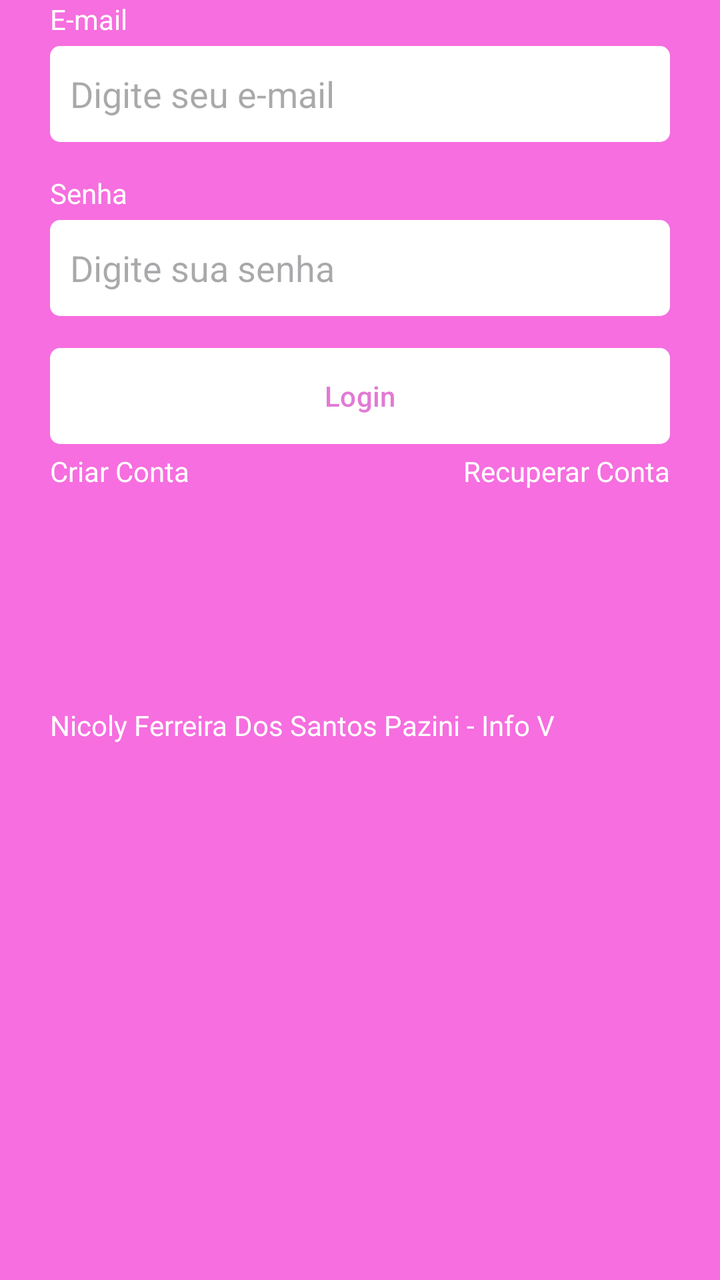
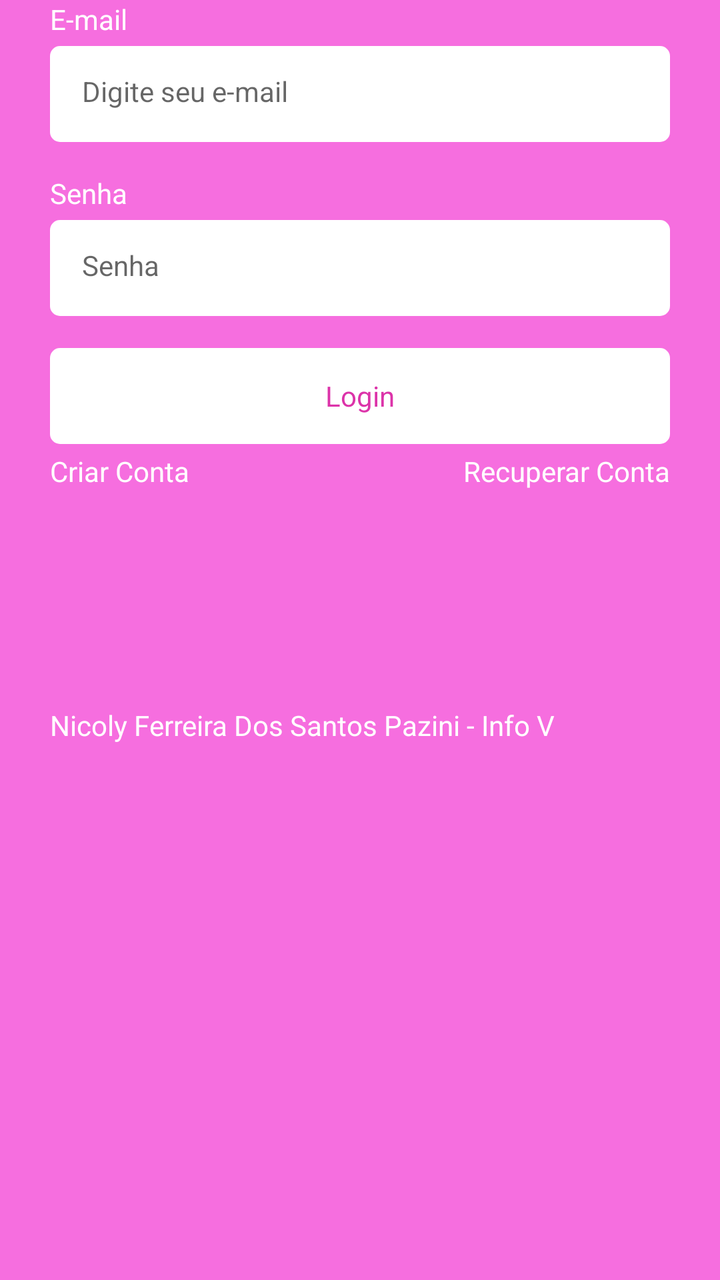

Screens rendered from an Android XML layout before and after an edit, with the pre-edit source and the edit as a unified diff.
<!-- AndroidManifest.xml: application theme Theme.Kanban -->
<!-- res/layout/fragment_login.xml -->
<?xml version="1.0" encoding="utf-8"?>
<androidx.constraintlayout.widget.ConstraintLayout xmlns:android="http://schemas.android.com/apk/res/android"
    xmlns:tools="http://schemas.android.com/tools"
    android:layout_width="match_parent"
    android:layout_height="match_parent"
    xmlns:app="http://schemas.android.com/apk/res-auto"
    tools:context=".ui.auth.LoginFragment">

    
    <LinearLayout
        android:id="@+id/linearLayout"
        android:layout_width="0dp"
        android:layout_height="wrap_content"
        app:layout_constraintBaseline_toBottomOf="parent"
        app:layout_constraintEnd_toEndOf="parent"
        app:layout_constraintStart_toStartOf="parent"
        app:layout_constraintTop_toTopOf="parent"
        android:orientation="vertical"
        android:layout_marginHorizontal="25dp">

        <TextView
            android:layout_width="wrap_content"
            android:layout_height="wrap_content"
            android:text="E-mail"
            android:textColor="@color/white"/>
        <EditText
            android:id="@+id/editTextEmail"
            android:layout_width="match_parent"
            android:layout_height="48dp"
            android:hint="Digite seu e-mail"
            android:inputType="textEmailAddress"
            android:padding="10dp"
            android:layout_marginTop="4dp"
            android:background="@drawable/bg_edit_text"/>
        <TextView
            android:layout_width="wrap_content"
            android:layout_height="wrap_content"
            android:text="Senha"
            android:textColor="@color/white"
            android:layout_marginTop="16dp"/>

        <EditText
            android:id="@+id/editTextSenha"
            android:layout_width="match_parent"
            android:layout_height="48dp"
            android:inputType="textPassword"
            android:hint="Digite sua senha"
            android:padding="10dp"
            android:layout_marginTop="4dp"
            android:background="@drawable/bg_edit_text"/>

        <com.google.android.material.button.MaterialButton
            android:id="@+id/buttonLogin"
            android:layout_width="match_parent"
            android:layout_height="wrap_content"
            android:text="Login"
            android:textColor="@color/primaria"
            app:backgroundTint="@null"
            android:layout_marginTop="16dp"
            android:background="@drawable/bg_btn"

            />
        <LinearLayout
            android:layout_width="match_parent"
            android:layout_height="wrap_content"
            android:orientation="horizontal"
            android:layout_marginTop="4dp">

            <TextView
                android:id="@+id/btnRegister"
                android:layout_width="wrap_content"
                android:layout_height="wrap_content"
                android:text="Criar Conta"
                android:layout_weight="1"
                android:textAlignment="textStart"
                android:textColor="@color/white"/>

            <TextView
                android:id="@+id/btnRecover"
                android:layout_width="wrap_content"
                android:layout_height="wrap_content"
                android:text="Recuperar Conta"
                android:layout_weight="1"
                android:textAlignment="textEnd"
                android:textColor="@color/white"/>

        </LinearLayout>

        <ProgressBar
            android:layout_width="wrap_content"
            android:layout_height="wrap_content"
            android:indeterminateTint="@color/white"
            android:layout_gravity="center"
            tools:visibility="visible"
            android:visibility="invisible"/>
        <TextView
            android:layout_width="wrap_content"
            android:layout_height="wrap_content"
            android:text="Nicoly Ferreira Dos Santos Pazini - Info V"
            android:textColor="@color/white"
            android:layout_marginTop="60dp"/>

    </LinearLayout>
</androidx.constraintlayout.widget.ConstraintLayout>
<!-- resources referenced by this layout -->
<resources>
  <color name="primaria">#E279D5</color>
  <color name="white">#FFFFFFFF</color>
  <!-- drawable bg_btn (drawable) -->
  <?xml version="1.0" encoding="utf-8"?>
  <shape xmlns:android="http://schemas.android.com/apk/res/android"
      android:shape="rectangle">
      <solid android:color="@color/white"/>
      <corners android:radius="5dp"/>
  </shape>
  <!-- drawable bg_edit_text (drawable) -->
  <?xml version="1.0" encoding="utf-8"?>
  <shape xmlns:android="http://schemas.android.com/apk/res/android"
      android:shape="rectangle">
      <solid android:color="@color/white"/>
      <corners android:radius="5dp"/>
  </shape>
  <style name="Theme.Kanban" parent="Base.Theme.Kanban" />
  <style name="Base.Theme.Kanban" parent="Theme.Material3.DayNight.NoActionBar">
          
          
          <item name="colorPrimary">@color/primaria</item>
          <item name="colorPrimaryVariant">@color/primariaVariante</item>
          <item name="android:windowBackground">@color/fundo</item>
      </style>
  <color name="primariaVariante">#DC33A9</color>
  <color name="fundo">#F66EDF</color>
</resources>

<!-- the commit's change to res/layout/fragment_login.xml (unified diff, before → after) -->
@@ -21,17 +21,16 @@
         <TextView
             android:layout_width="wrap_content"
             android:layout_height="wrap_content"
-            android:text="E-mail"
+            android:text="@string/email_text"
             android:textColor="@color/white"/>
         <EditText
             android:id="@+id/editTextEmail"
             android:layout_width="match_parent"
             android:layout_height="48dp"
-            android:hint="Digite seu e-mail"
+            style="@style/EditTextTheme"
+            android:hint="@string/hint_edit_email"
             android:inputType="textEmailAddress"
-            android:padding="10dp"
-            android:layout_marginTop="4dp"
-            android:background="@drawable/bg_edit_text"/>
+            android:layout_marginTop="4dp" />
         <TextView
             android:layout_width="wrap_content"
             android:layout_height="wrap_content"
@@ -44,20 +43,18 @@
             android:layout_width="match_parent"
             android:layout_height="48dp"
             android:inputType="textPassword"
-            android:hint="Digite sua senha"
-            android:padding="10dp"
-            android:layout_marginTop="4dp"
-            android:background="@drawable/bg_edit_text"/>
+            android:hint="@string/password_text"
+            style="@style/EditTextTheme"
+            android:layout_marginTop="4dp" />
 
         <com.google.android.material.button.MaterialButton
             android:id="@+id/buttonLogin"
             android:layout_width="match_parent"
             android:layout_height="wrap_content"
             android:text="Login"
-            android:textColor="@color/primaria"
             app:backgroundTint="@null"
             android:layout_marginTop="16dp"
-            android:background="@drawable/bg_btn"
+            style="@style/ButtonTheme"
 
             />
         <LinearLayout
<!-- resource entries referenced after the edit -->
@@ -2,6 +2,20 @@
 <resources>
   <color name="primaria">#E279D5</color>
   <color name="white">#FFFFFFFF</color>
+  <string name="email_text">E-mail</string>
+  <string name="hint_edit_email">Digite seu e-mail</string>
+  <string name="password_text">Senha</string>
+  <style name="ButtonTheme" parent="Theme.MaterialComponents.DayNight.NoActionBar">
+          <item name="android:background">@drawable/bg_btn</item>
+          <item name="android:textAllCaps">false</item>
+          <item name="android:textColor">@color/primariaVariante</item>
+          <item name="backgroundTint">@null</item>
+      </style>
+  <style name="EditTextTheme" parent="Theme.MaterialComponents.DayNight.NoActionBar">
+          <item name="android:background">@drawable/bg_edit_text</item>
+          <item name="android:padding">16dp</item>
+          <item name="android:textSize">14sp</item>
+      </style>
   <!-- drawable bg_btn (drawable) -->
   <?xml version="1.0" encoding="utf-8"?>
   <shape xmlns:android="http://schemas.android.com/apk/res/android"
